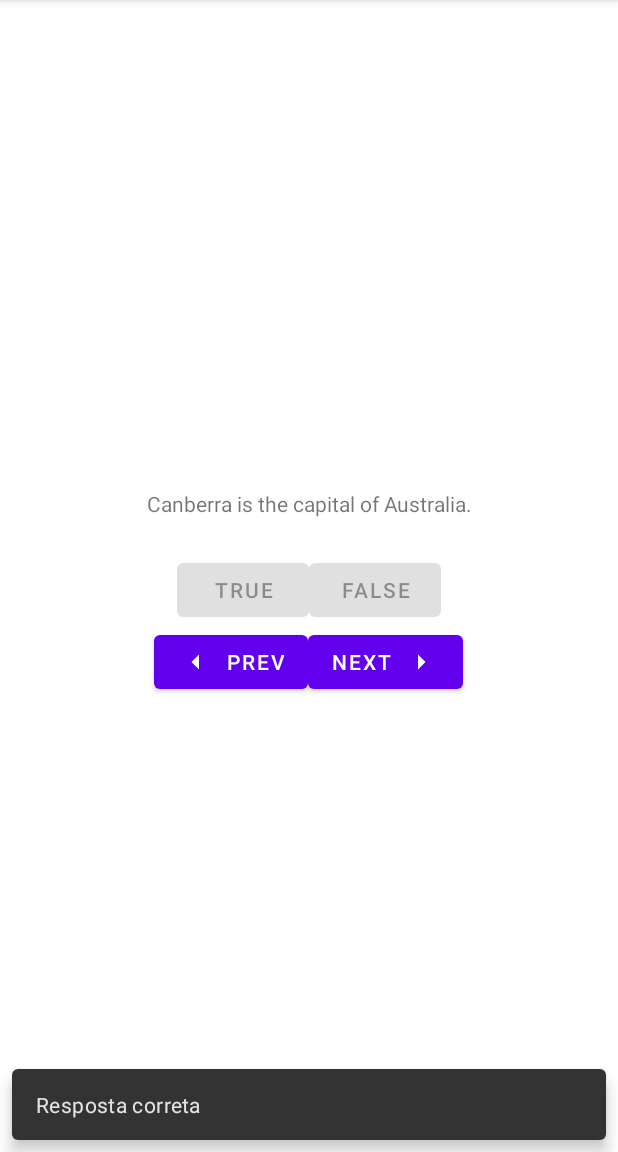
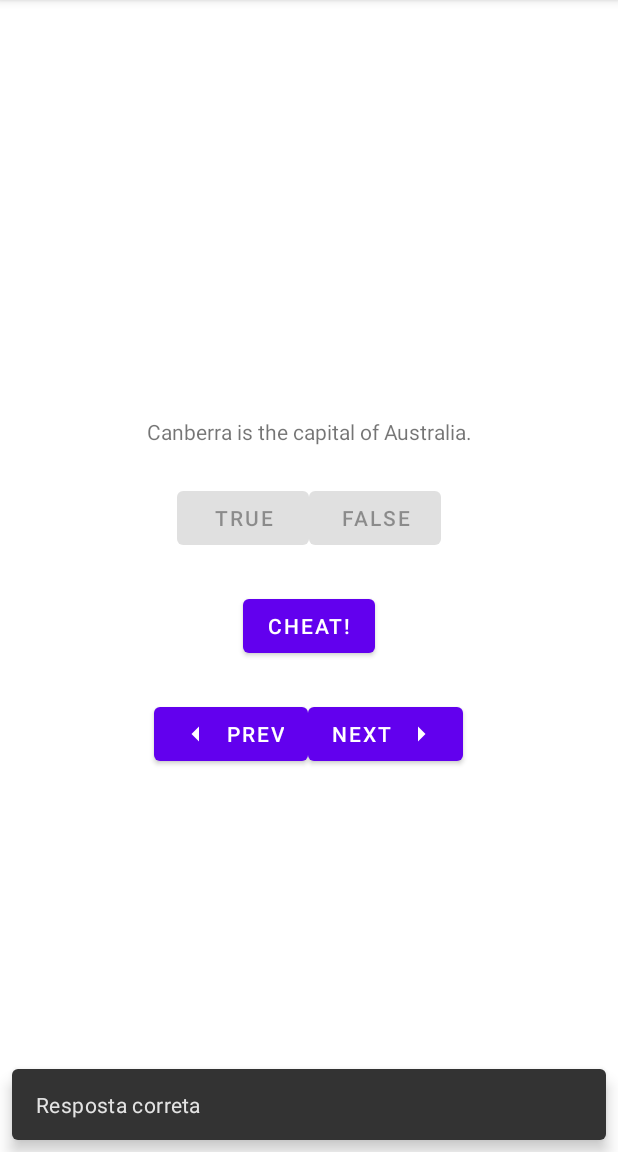
Before and after one commit to DanilloSantosTi/GeoQuiz, an Android app: the screen it shows after launch (MainActivity), after a tap on "TRUE", on a phone screen of 412 x 824 dp, the part 84-1236 px from its top. Run offline under Robolectric (Android 15) with nearby library versions, the phone set to English and light mode, and no system bars; 1 statement that could not run was skipped.

Commit message:
[master] feature - add CheatActivity

```diff
--- a/app/src/main/java/com/example/geoquiz/MainActivity.kt
+++ b/app/src/main/java/com/example/geoquiz/MainActivity.kt
@@ -1,7 +1,9 @@
 package com.example.geoquiz
 
+import android.app.Activity
 import android.os.Bundle
 import android.view.View
+import androidx.activity.result.contract.ActivityResultContracts
 import androidx.activity.viewModels
 import androidx.appcompat.app.AppCompatActivity
 import com.example.geoquiz.databinding.ActivityMainBinding
@@ -11,12 +13,27 @@ class MainActivity : AppCompatActivity() {
 
     private lateinit var binding: ActivityMainBinding
     private val quizViewModel: QuizViewModel by viewModels()
+    private val cheatLauncher = registerForActivityResult(
+        ActivityResultContracts.StartActivityForResult()
+    ) { result ->
+        if (result.resultCode == Activity.RESULT_OK) {
+            quizViewModel.isCheater =
+                result.data?.getBooleanExtra(EXTRA_ANSWER_SHOWN, false)
+                    ?: false
+        }
+    }
 
     override fun onCreate(savedInstanceState: Bundle?) {
         super.onCreate(savedInstanceState)
         binding = ActivityMainBinding.inflate(layoutInflater)
         setContentView(binding.root)
         updateQuestion()
+
+        binding.cheatButton.setOnClickListener {
+            val answerIsTrue = quizViewModel.currentQuestionAnswer
+            val intent = CheatActivity.newIntent(this@MainActivity, answerIsTrue)
+            cheatLauncher.launch(intent)
+        }
 
         binding.trueButton.setOnClickListener {
             checkAnswer(true)
@@ -40,6 +57,7 @@ class MainActivity : AppCompatActivity() {
                 )
                     .setAction(R.string.Exit_button) {
                         quizViewModel.resetCurrentIndex()
+                        quizViewModel.clearData()
                         updateQuestion()
                         disableOrEnableButton(
                             buttonsResponseAnswer = true,
@@ -65,12 +83,16 @@ class MainActivity : AppCompatActivity() {
 
     private fun updateQuestion() {
         binding.questionTextView.setText(quizViewModel.currentQuestionText)
+
+        quizViewModel.isCheater = quizViewModel.getAnswerCheater()
+
     }
 
     private fun checkAnswer(useAnswer: Boolean) {
         val contextView = findViewById<View>(android.R.id.content)
 
-        Snackbar.make(contextView, quizViewModel.checkAnswer(useAnswer), Snackbar.LENGTH_SHORT).show()
+        Snackbar.make(contextView, quizViewModel.checkAnswer(useAnswer), Snackbar.LENGTH_SHORT)
+            .show()
     }
 
     private fun disableOrEnableButton(
--- a/app/src/main/java/com/example/geoquiz/Question.kt
+++ b/app/src/main/java/com/example/geoquiz/Question.kt
@@ -4,5 +4,5 @@ import androidx.annotation.StringRes
 
 data class Question(
     @StringRes val textResId: Int,
-    val answer: Boolean
+    val answer: Boolean,
 )
--- a/app/src/main/java/com/example/geoquiz/QuizViewModel.kt
+++ b/app/src/main/java/com/example/geoquiz/QuizViewModel.kt
@@ -1,10 +1,12 @@
 package com.example.geoquiz
 
+import android.util.Log
 import androidx.lifecycle.SavedStateHandle
 import androidx.lifecycle.ViewModel
 
 private const val MAX_PERCENT = 100
 const val CURRENT_INDEX_KEY = "CURRENT_INDEX_KEY"
+const val IS_CHEATER_KEY = "IS_CHEATER_KEY"
 
 class QuizViewModel(private val savedStateHandle: SavedStateHandle) : ViewModel() {
     private val questionBank = listOf(
@@ -16,12 +18,17 @@ class QuizViewModel(private val savedStateHandle: SavedStateHandle) : ViewModel(
         Question(R.string.question_asia, true)
     )
 
+    var isCheater: Boolean
+        get() = savedStateHandle.get(IS_CHEATER_KEY) ?: false
+        set(value) = savedStateHandle.set(IS_CHEATER_KEY, value)
+
     private var currentIndex: Int
         get() = savedStateHandle[CURRENT_INDEX_KEY] ?: 0
         set(value) = savedStateHandle.set(CURRENT_INDEX_KEY, value)
 
 
-    private val userCorrectAnswer = mutableMapOf<String, String>()
+    private val userCorrectAnswer = mutableListOf<UserResponseQuestions>()
+    private val userAnswerCheat = mutableMapOf<Int, Boolean>()
 
     val getCurrentIndex: Int get() = currentIndex
 
@@ -31,7 +38,7 @@ class QuizViewModel(private val savedStateHandle: SavedStateHandle) : ViewModel(
     val currentQuestionText: Int
         get() = questionBank[currentIndex].textResId
 
-    val lastQuestion: Boolean get() = currentIndex + 1 == questionBank.size
+    val lastQuestion: Boolean get() = getCurrentIndex + 1 == questionBank.size
 
     fun moveToNext() {
         currentIndex = (currentIndex + 1) % questionBank.size
@@ -41,29 +48,51 @@ class QuizViewModel(private val savedStateHandle: SavedStateHandle) : ViewModel(
         currentIndex = (currentIndex - 1) % questionBank.size
     }
 
-    fun setCorrectAnswer(key: String, value: String) {
-        userCorrectAnswer[key] = value
+    fun setCorrectAnswer(question: String, response: String) {
+        userCorrectAnswer.add(
+            UserResponseQuestions(
+                question = question,
+                userResponse = response,
+            )
+        )
     }
 
     fun resetCurrentIndex() {
         currentIndex = 0
     }
 
+    fun clearData(){
+        userCorrectAnswer.clear()
+    }
+
     fun userPercentageCorrect(): String {
-        val percentage = (userCorrectAnswer.size * MAX_PERCENT) / currentIndex
+        val percentage = (userCorrectAnswer.size * MAX_PERCENT) / questionBank.size
+        Log.d("size userCorrectAnswer", "${userCorrectAnswer.size}")
+        Log.d("size questionBank", "${questionBank.size}")
 
         return "Congratulations! You got $percentage% of the questions correct"
+    }
+
+    fun getAnswerCheater(): Boolean {
+        return userAnswerCheat[getCurrentIndex] == true
     }
 
     fun checkAnswer(useAnswer: Boolean): Int {
         val responseAnswer = currentQuestionAnswer
 
-        return if (responseAnswer == useAnswer) {
+        if (responseAnswer == useAnswer) {
             setCorrectAnswer(
                 "Question: $getCurrentIndex",
-                "Response: $useAnswer"
+                "Response: $useAnswer",
             )
-            R.string.correct_response
-        } else R.string.incorrect_response
+        }
+
+        userAnswerCheat[getCurrentIndex] = isCheater
+
+        return when {
+            isCheater -> R.string.judgment_toast
+            responseAnswer == useAnswer -> R.string.correct_response
+            else -> R.string.incorrect_response
+        }
     }
 }
--- a/app/src/main/res/layout/activity_main.xml
+++ b/app/src/main/res/layout/activity_main.xml
@@ -34,6 +34,13 @@
 
     </LinearLayout>
 
+    <Button
+        android:id="@+id/cheat_button"
+        android:layout_width="wrap_content"
+        android:layout_height="wrap_content"
+        android:layout_margin="24dp"
+        android:text="@string/cheat_button" />
+
     <LinearLayout
         android:layout_width="match_parent"
         android:layout_height="wrap_content"
--- a/app/src/main/res/values/strings.xml
+++ b/app/src/main/res/values/strings.xml
@@ -17,4 +17,8 @@ freshwater lake.</string>
     <string name="Exit_button">Exit</string>
     <string name="correct_response">Resposta correta</string>
     <string name="incorrect_response">Resposta incorreta</string>
+    <string name="warning_text">Are you sure you want to do this?</string>
+    <string name="show_answer_button">Show Answer</string>
+    <string name="cheat_button">Cheat!</string>
+    <string name="judgment_toast">Cheating is wrong.</string>
 </resources>
```
Also changed, not shown: app/src/main/AndroidManifest.xml (+7 -0 lines).
